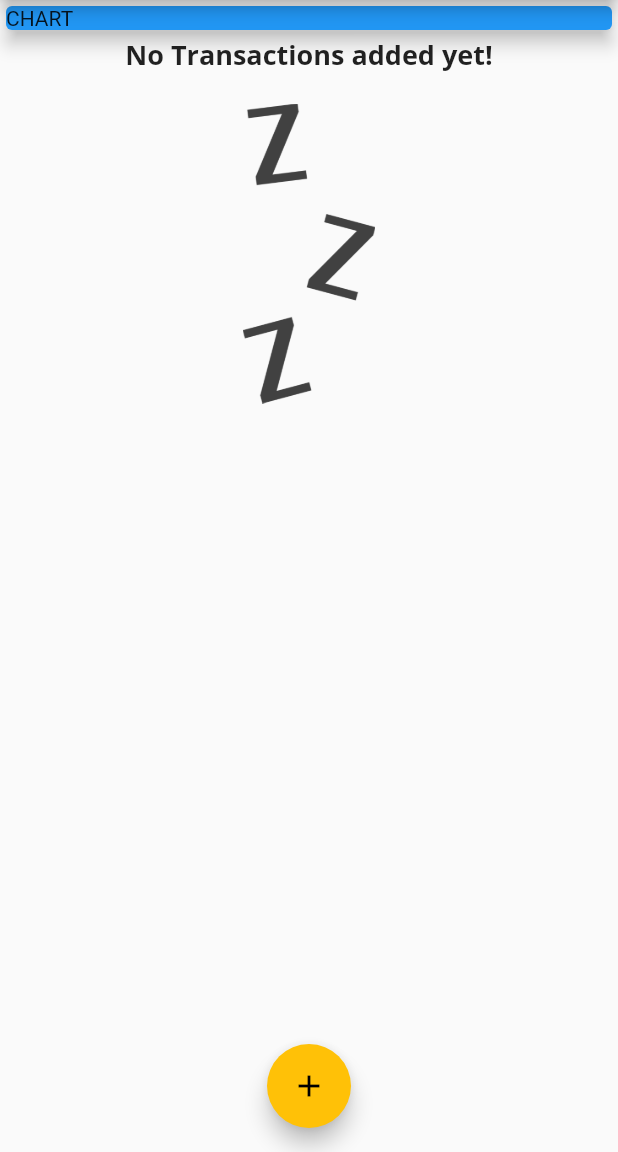
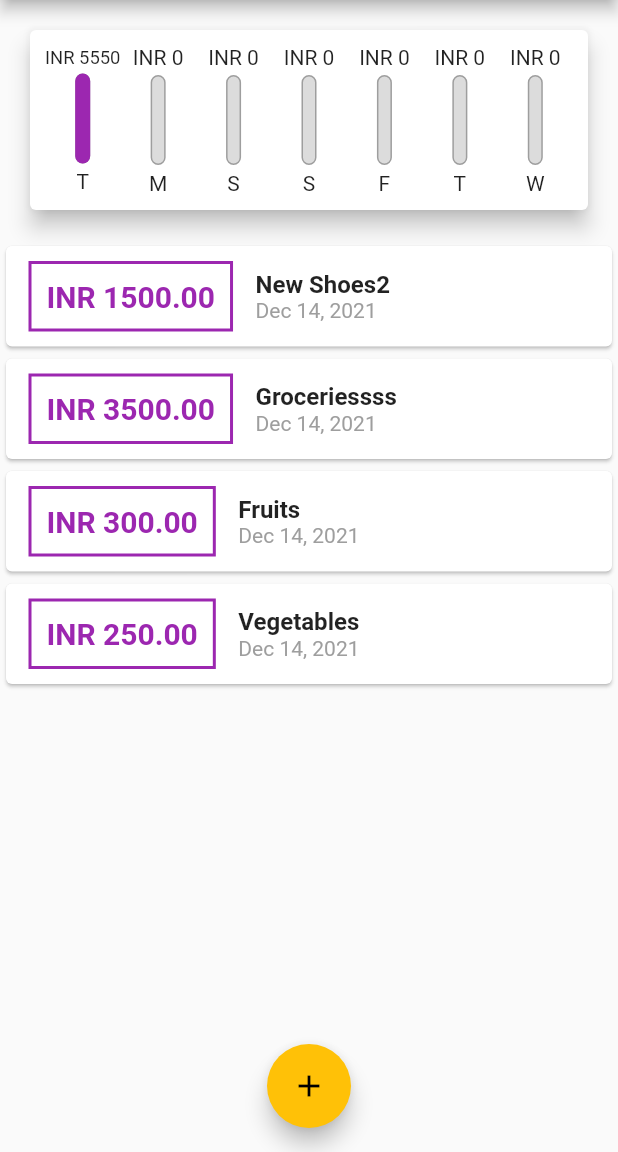
Before and after one commit to kalyan-dev/expensemanager, a Flutter app: the screen it shows after launch, on a phone screen of 412 x 824 dp, the part 84-1236 px from its top. Run offline on Flutter 3.47's test engine with Material 2 defaults, Android fonts, the light colour scheme and no system bars.

Commit message:
added chartbars and chart

```diff
--- a/lib/main.dart
+++ b/lib/main.dart
@@ -1,7 +1,8 @@
-import 'package:expensemanager/widgets/new_transaction.dart';
-import 'package:expensemanager/widgets/transaction_list.dart';
+import './widgets/new_transaction.dart';
+import './widgets/transaction_list.dart';
 import 'package:flutter/material.dart';
 import './models/transaction.dart';
+import './widgets/chart.dart';
 
 void main(List<String> args) {
   return runApp(MyApp());
@@ -47,14 +48,24 @@ class HomePage extends StatefulWidget {
 
 class _HomePageState extends State<HomePage> {
   final List<Transaction> transactions = [
-    // Transaction(
-    //     id: 'tx1', title: 'New Shoes2', amount: 1500, date: DateTime.now()),
-    // Transaction(
-    //     id: 'tx2', title: 'Groceriessss', amount: 3500, date: DateTime.now()),
-    // Transaction(id: 'tx3', title: 'Fruits', amount: 300, date: DateTime.now()),
-    // Transaction(
-    //     id: 'tx1', title: 'Vegetables', amount: 250, date: DateTime.now()),
+    Transaction(
+        id: 'tx1', title: 'New Shoes2', amount: 1500, date: DateTime.now()),
+    Transaction(
+        id: 'tx2', title: 'Groceriessss', amount: 3500, date: DateTime.now()),
+    Transaction(id: 'tx3', title: 'Fruits', amount: 300, date: DateTime.now()),
+    Transaction(
+        id: 'tx1', title: 'Vegetables', amount: 250, date: DateTime.now()),
   ];
+
+  List<Transaction> get recentTransactions {
+    return transactions.where((tx) {
+      return tx.date.isAfter(
+        DateTime.now().subtract(
+          Duration(days: 7),
+        ),
+      );
+    }).toList();
+  }
 
   void addTx(String inputTitle, double inputAmount) {
     var tx = Transaction(
@@ -64,7 +75,6 @@ class _HomePageState extends State<HomePage> {
       date: DateTime.now(),
     );
     setState(() {
-      print('transaction added');
       transactions.add(tx);
     });
   }
@@ -101,14 +111,7 @@ class _HomePageState extends State<HomePage> {
           // mainAxisAlignment: MainAxisAlignment.spaceAround,
           crossAxisAlignment: CrossAxisAlignment.stretch,
           children: [
-            Container(
-              width: double.infinity,
-              child: Card(
-                child: Text('CHART'),
-                elevation: 5,
-                color: Colors.blue,
-              ),
-            ),
+            Chart(recentTransactions),
             TransactionList(transactions),
           ],
         ),
--- a/lib/widgets/chart.dart
+++ b/lib/widgets/chart.dart
@@ -1 +1,72 @@
 //chart
+
+import 'package:expensemanager/models/transaction.dart';
+import 'package:expensemanager/widgets/chartbar.dart';
+import 'package:flutter/material.dart';
+
+import 'package:intl/intl.dart';
+
+class Chart extends StatelessWidget {
+  final List<Transaction> recentTransactions;
+
+  Chart(this.recentTransactions);
+
+  List<Map<String, Object>> get groupedTransactionValues {
+    return List.generate(
+      7,
+      (index) {
+        final weekDay = DateTime.now().subtract(
+          Duration(days: index),
+        );
+
+        var totalSum = 0.0;
+        for (var i = 0; i < recentTransactions.length; i++) {
+          if (recentTransactions[i].date.day == weekDay.day &&
+              recentTransactions[i].date.month == weekDay.month &&
+              recentTransactions[i].date.year == weekDay.year) {
+            totalSum += recentTransactions[i].amount;
+          }
+        }
+
+        return {
+          'day': DateFormat.E().format(weekDay).substring(0, 1),
+          'amount': totalSum,
+        };
+      },
+    );
+  }
+
+  double get totalSpending {
+    return groupedTransactionValues.fold(
+      0.0,
+      (previousValue, element) {
+        return previousValue + (element['amount'] as double);
+      },
+    );
+  }
+
+  @override
+  Widget build(BuildContext context) {
+    return Card(
+      elevation: 6,
+      margin: EdgeInsets.all(20),
+      child: Container(
+        padding: EdgeInsets.all(10),
+        child: Row(
+          mainAxisAlignment: MainAxisAlignment.spaceAround,
+          children: groupedTransactionValues.map((e) {
+            return Flexible(
+              fit: FlexFit.tight,
+              child: ChartBar(
+                  e['day'] as String,
+                  e['amount'] as double,
+                  totalSpending == 0.0
+                      ? 0.0
+                      : (e['amount'] as double) / totalSpending),
+            );
+          }).toList(),
+        ),
+      ),
+    );
+  }
+}
--- /dev/null
+++ b/lib/widgets/chartbar.dart
@@ -0,0 +1,51 @@
+import 'package:flutter/material.dart';
+
+class ChartBar extends StatelessWidget {
+  final String label;
+  final double spendingAmount;
+  final double spendingPctTotal;
+
+  ChartBar(this.label, this.spendingAmount, this.spendingPctTotal);
+
+  @override
+  Widget build(BuildContext context) {
+    return Column(
+      children: [
+        FittedBox(
+          child: Text('INR ${spendingAmount.toStringAsFixed(0)}'),
+        ),
+        SizedBox(
+          height: 4,
+        ),
+        Container(
+          height: 60,
+          width: 10,
+          child: Stack(
+            children: [
+              Container(
+                decoration: BoxDecoration(
+                  border: Border.all(color: Colors.grey, width: 1.0),
+                  color: Color.fromRGBO(220, 220, 220, 1),
+                  borderRadius: BorderRadius.circular(10),
+                ),
+              ),
+              FractionallySizedBox(
+                heightFactor: spendingPctTotal,
+                child: Container(
+                  decoration: BoxDecoration(
+                    color: Theme.of(context).primaryColor,
+                    borderRadius: BorderRadius.circular(10),
+                  ),
+                ),
+              )
+            ],
+          ),
+        ),
+        SizedBox(
+          height: 4,
+        ),
+        Text(label),
+      ],
+    );
+  }
+}
```
